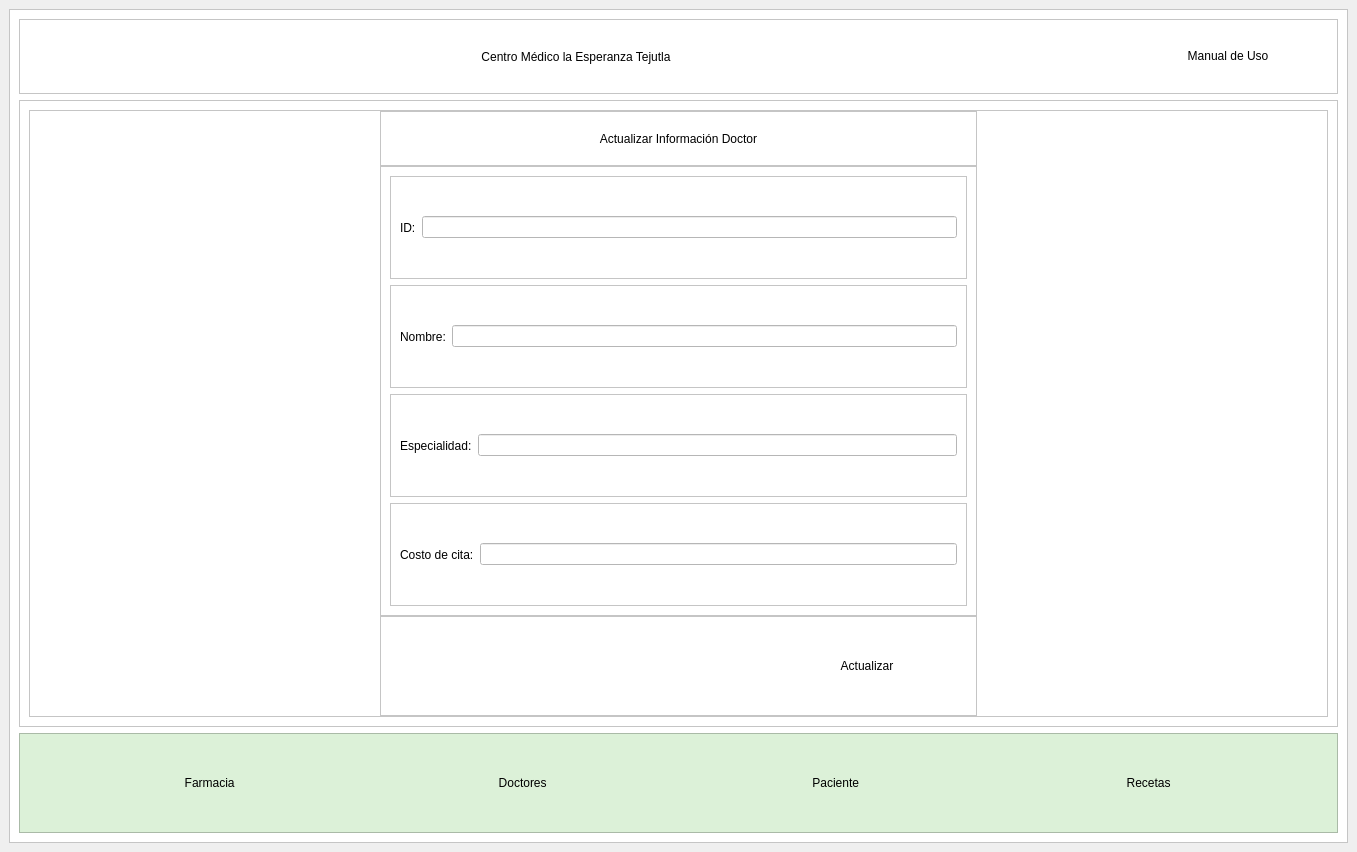
Before: the Qt Designer form views/CentroMedicoTejutla.ui in andree-ro/HospitalLaEsperanza, drawn with Qt 5.
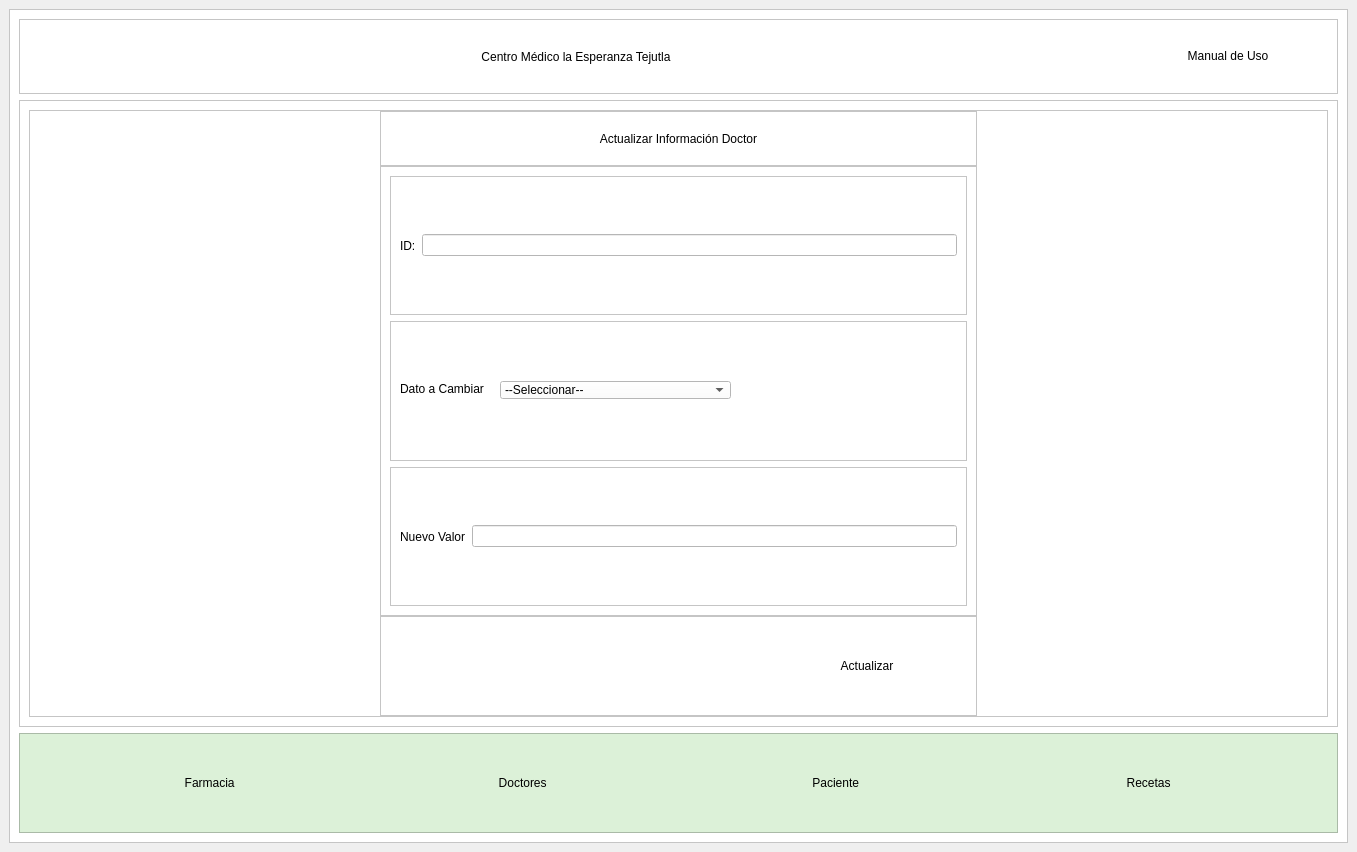
After: the same form once the commit is applied. The open tabs and pages were chosen to show the change. Icons and pictures are not drawn.

Diff of the .ui file:
```diff
--- a/views/CentroMedicoTejutla.ui
+++ b/views/CentroMedicoTejutla.ui
@@ -4371,48 +4371,53 @@
                       <property name="frameShadow">
                        <enum>QFrame::Raised</enum>
                       </property>
-                      <layout class="QHBoxLayout" name="horizontalLayout_32">
-                       <item>
-                        <widget class="QLabel" name="label_27">
-                         <property name="styleSheet">
-                          <string notr="true">color: rgb(0,0,0);
+                      <widget class="QLabel" name="label_27">
+                       <property name="geometry">
+                        <rect>
+                         <x>10</x>
+                         <y>60</y>
+                         <width>91</width>
+                         <height>16</height>
+                        </rect>
+                       </property>
+                       <property name="styleSheet">
+                        <string notr="true">color: rgb(0,0,0);
 font: 75 10pt &quot;Open Sans Semibold&quot;</string>
-                         </property>
-                         <property name="text">
-                          <string>Nombre:</string>
-                         </property>
-                        </widget>
+                       </property>
+                       <property name="text">
+                        <string>Dato a Cambiar</string>
+                       </property>
+                      </widget>
+                      <widget class="QComboBox" name="datoCambiarDoc_box">
+                       <property name="geometry">
+                        <rect>
+                         <x>110</x>
+                         <y>60</y>
+                         <width>231</width>
+                         <height>18</height>
+                        </rect>
+                       </property>
+                       <item>
+                        <property name="text">
+                         <string>--Seleccionar--</string>
+                        </property>
                        </item>
                        <item>
-                        <widget class="QLineEdit" name="info_usuario_21"/>
+                        <property name="text">
+                         <string>nombre</string>
+                        </property>
                        </item>
-                      </layout>
-                     </widget>
-                    </item>
-                    <item>
-                     <widget class="QFrame" name="frame_49">
-                      <property name="frameShape">
-                       <enum>QFrame::StyledPanel</enum>
-                      </property>
-                      <property name="frameShadow">
-                       <enum>QFrame::Raised</enum>
-                      </property>
-                      <layout class="QHBoxLayout" name="horizontalLayout_33">
                        <item>
-                        <widget class="QLabel" name="label_28">
-                         <property name="styleSheet">
-                          <string notr="true">color: rgb(0,0,0);
-font: 75 10pt &quot;Open Sans Semibold&quot;</string>
-                         </property>
-                         <property name="text">
-                          <string>Especialidad:</string>
-                         </property>
-                        </widget>
+                        <property name="text">
+                         <string>especialidad</string>
+                        </property>
                        </item>
                        <item>
-                        <widget class="QLineEdit" name="info_usuario_22"/>
+                        <property name="text">
+                         <string>cobroCita</string>
+                        </property>
                        </item>
-                      </layout>
+                      </widget>
                      </widget>
                     </item>
                     <item>
@@ -4431,7 +4436,7 @@
 font: 75 10pt &quot;Open Sans Semibold&quot;</string>
                          </property>
                          <property name="text">
-                          <string>Costo de cita:</string>
+                          <string>Nuevo Valor</string>
                          </property>
                         </widget>
                        </item>
```
Left out of the diff: 54 changed lines with no effect on the pictures.
